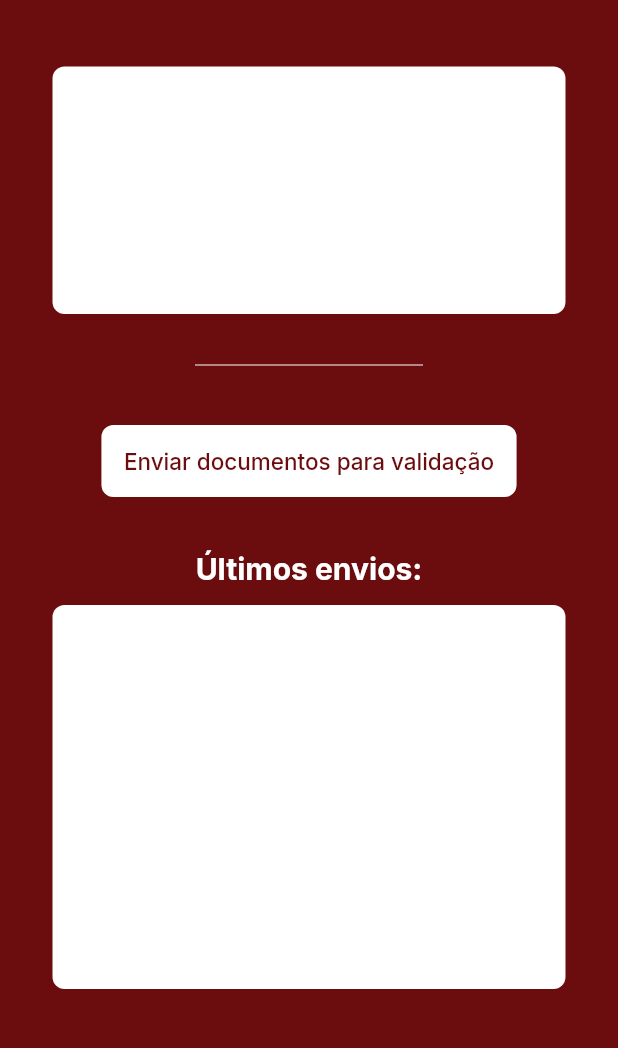
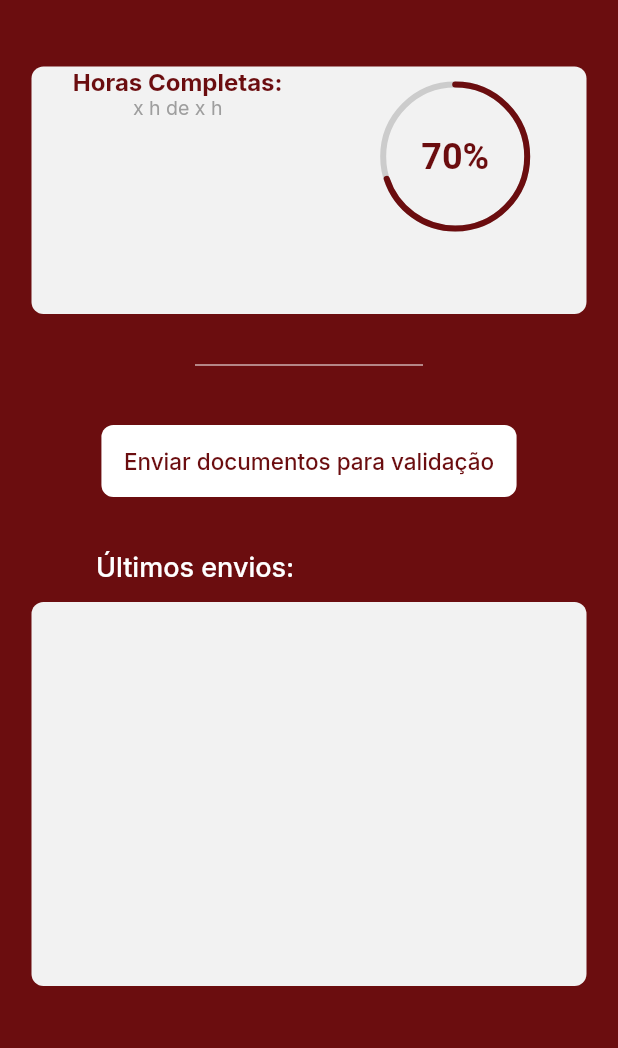
Before and after one commit to atjulia/complementa-ja, a Flutter app: the screen it shows after launch, on a phone screen of 412 x 824 dp, the part 106-1154 px from its top. Run offline on Flutter 3.47's test engine with Material 2 defaults, Android fonts, the phone set to English and light mode, and no system bars; drawn by our look-alikes of percent_indicator; our stand-ins replace flutter_svg, font_awesome_flutter, google_fonts.

Commit message:
container de progresso

```diff
--- a/lib/views/feed.dart
+++ b/lib/views/feed.dart
@@ -1,26 +1,30 @@
 import 'package:flutter/material.dart';
 import 'package:google_fonts/google_fonts.dart';
 import 'package:flutter_svg/flutter_svg.dart';
-import 'package:font_awesome_flutter/font_awesome_flutter.dart';
+import 'package:percent_indicator/percent_indicator.dart';
+//import 'package:font_awesome_flutter/font_awesome_flutter.dart';
 import '../constants.dart';
 
 class Feed extends StatelessWidget {
+  double progress = 0.7;
+  int percent = 70;
+
   @override
   Widget build(BuildContext context) {
     return MaterialApp(
       debugShowCheckedModeBanner: false,
       home: Scaffold(
-        backgroundColor: Color(0xff6B0D0F),
+        backgroundColor: primaryColor,
         body: Column(
             children: [
-              SizedBox(height: 24),
+              const SizedBox(height: 24),
               Row(
                 mainAxisAlignment: MainAxisAlignment.spaceAround,
                 children: [
                   SvgPicture.asset(logo, width: 40),
                   Column(
                     children: [
-                      Text('Olá Júlia Karolina',
+                      Text('Olá Júlia Karolina', // colocar nome vindo do banco
                         textAlign: TextAlign.center,
                         style: GoogleFonts.inter(
                           fontSize: 25,
@@ -28,7 +32,7 @@ class Feed extends StatelessWidget {
                           fontWeight: FontWeight.bold,
                         ),
                       ),
-                      Text('Engenharia de Software',
+                      Text('Engenharia de Software', // colocar curso vindo do banco
                         textAlign: TextAlign.right,
                         style: GoogleFonts.inter(
                           fontSize: 14,
@@ -40,27 +44,90 @@ class Feed extends StatelessWidget {
                   SvgPicture.asset(notification, width: 32),
                 ],
               ),
-              SizedBox(height: 44),
+              const SizedBox(height: 44),
               Container(
-                width: 342,
+                width: 370,
                 height: 165,
                 decoration: BoxDecoration(
-                  color: Colors.white,
+                  color: const Color(0xffF2F2F2),
                   borderRadius: BorderRadius.circular(8),
                 ),
+                child: Row(
+                  mainAxisAlignment: MainAxisAlignment.spaceAround,
+                  children: [
+                    Align(
+                      alignment: Alignment.center,
+                      child: Column(
+                        children: [
+                          Align(
+                            alignment: Alignment.centerRight,
+                            child: Column(
+                              children: [
+                                Text('Horas Completas:',
+                                  textAlign: TextAlign.right,
+                                  style: GoogleFonts.inter(
+                                    fontSize: 16,
+                                    color: primaryColor,
+                                    fontWeight: FontWeight.bold,
+                                  ),
+                                ),
+                                Text('x h de x h', // trocar para horas
+                                  textAlign: TextAlign.right,
+                                  style: GoogleFonts.inter(
+                                    fontSize: 13,
+                                    color: Colors.grey,
+                                  ),
+                                )
+                              ],
+                            ),
+                          )
+                        ],
+                      ),
+                    ),
+                    Column(
+                      children: <Widget>[
+                        SizedBox(
+                          height: 120,
+                          child: Stack(
+                            children: <Widget>[
+                              Container(
+                                  padding: EdgeInsets.all(10),
+                                  child: CircularPercentIndicator(
+                                    radius: 50.0,
+                                    lineWidth: 4.0,
+                                    percent: percent/100,
+                                    center: Text(
+                                      percent.toString() + "%", // progresso
+                                      style: TextStyle(
+                                          fontSize: 24.0,
+                                          fontWeight: FontWeight.w600,
+                                          color: primaryColor),
+                                    ),
+                                    backgroundColor: Color(0xffCCCCCC),
+                                    circularStrokeCap: CircularStrokeCap.round,
+                                    progressColor: primaryColor,
+                                  )
+                              ),
+                            ],
+                          ),
+                        ),
+                      ],
+                    )
+                  ],
+                ),
               ),
-              SizedBox(height: 26),
-              Divider(
+              const SizedBox(height: 26),
+              const Divider(
                 indent: 130,
                 endIndent: 130,
                 color: Colors.white,
               ),
-              SizedBox(height: 32),
+              const SizedBox(height: 32),
               TextButton(
                 onPressed: () {},
                 style: ButtonStyle(
                     padding: MaterialStateProperty.all<EdgeInsets>(
-                        EdgeInsets.all(15)),
+                        const EdgeInsets.all(15)),
                     backgroundColor:
                     MaterialStateProperty.all<Color>(Colors.white),
                     shape: MaterialStateProperty.all<RoundedRectangleBorder>(
@@ -70,25 +137,34 @@ class Feed extends StatelessWidget {
                   "Enviar documentos para validação",
                   style: GoogleFonts.inter(
                     fontSize: 15.0,
-                    color: Color(0xff6B0D0F),
+                    color: primaryColor,
                   ),
                 ),
               ),
-              SizedBox(height: 36),
-              Text('Últimos envios:',
-                textAlign: TextAlign.right,
-                style: GoogleFonts.inter(
-                  fontSize: 20,
-                  color: Colors.white,
-                  fontWeight: FontWeight.bold,
-                ),
+              const SizedBox(height: 36),
+              Row (
+                children: [
+                  const SizedBox(width: 64),
+                  Align (
+                    alignment: Alignment.topLeft,
+                    child: Text('Últimos envios:',
+                      textAlign: TextAlign.right,
+                      style: GoogleFonts.inter(
+                        fontSize: 18,
+                        color: Colors.white,
+                        fontWeight: FontWeight.w500,
+                      ),
+                    ),
+
+                  )
+                ],
               ),
-              SizedBox(height: 12),
+              const SizedBox(height: 12),
               Container(
-                width: 342,
+                width: 370,
                 height: 256,
                 decoration: BoxDecoration(
-                  color: Colors.white,
+                  color: const Color(0xffF2F2F2),
                   borderRadius: BorderRadius.circular(8),
                 ),
               )
--- a/lib/views/login.dart
+++ b/lib/views/login.dart
@@ -18,7 +18,7 @@ class _LoginViewState extends State<LoginView> {
   Widget build(BuildContext context) {
     return MaterialApp(
         home: Scaffold(
-        backgroundColor: Color(0xff6B0D0F),
+        backgroundColor: const Color(0xff6B0D0F),
           body: SafeArea(
             child: Align(
               alignment:  Alignment.topCenter,
--- a/pubspec.yaml
+++ b/pubspec.yaml
@@ -22,6 +22,7 @@ dependencies:
   google_fonts: ^2.1.0
   flutter_svg: ^0.22.0
   font_awesome_flutter: ^9.1.0
+  percent_indicator: ^4.0.1
 
   # The following adds the Cupertino Icons font to your application.
   # Use with the CupertinoIcons class for iOS style icons.
```
Also changed, not shown: pubspec.lock.
